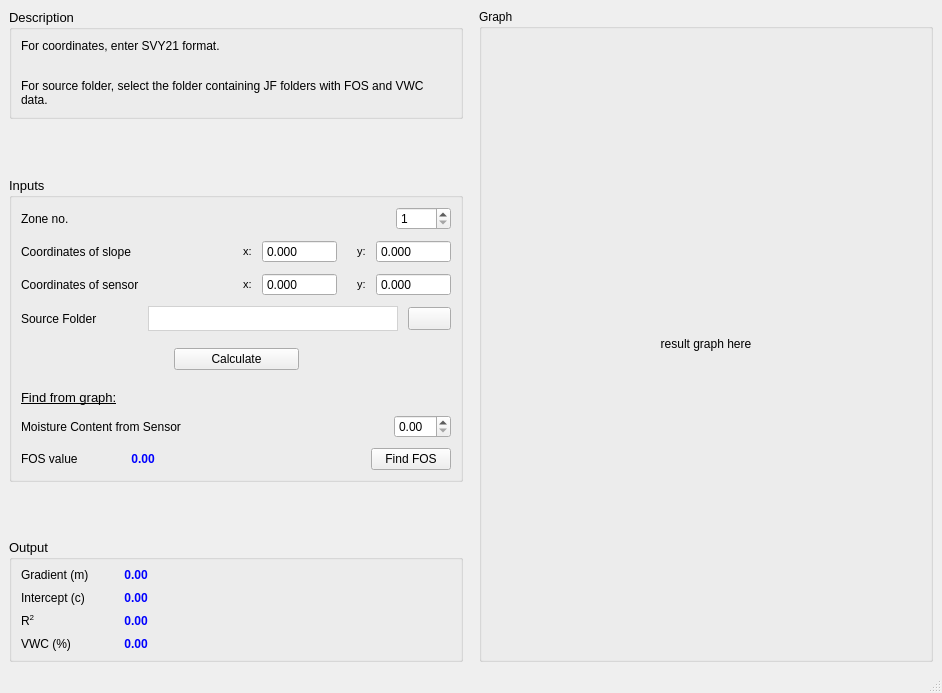
pseuds/MoistureSensor, file main.ui: the form before one commit.
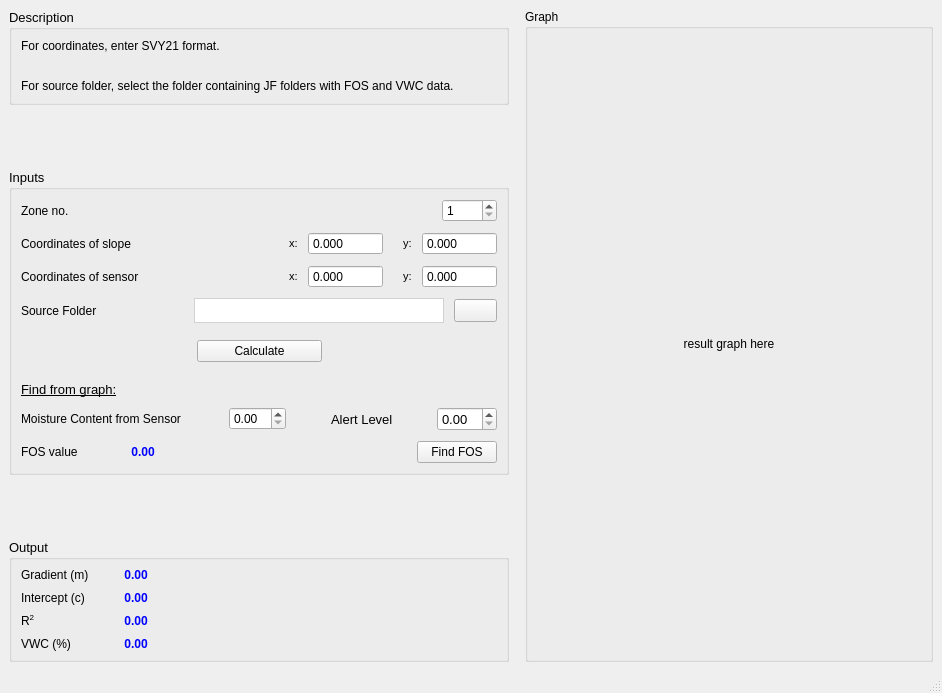
The form after the commit. Icons and pictures are not drawn.

Commit message: alert level implemented

```diff
--- a/main.ui
+++ b/main.ui
@@ -637,6 +637,42 @@
              </property>
             </widget>
            </item>
+           <item>
+            <spacer name="horizontalSpacer_21">
+             <property name="orientation">
+              <enum>Qt::Horizontal</enum>
+             </property>
+             <property name="sizeHint" stdset="0">
+              <size>
+               <width>40</width>
+               <height>20</height>
+              </size>
+             </property>
+            </spacer>
+           </item>
+           <item>
+            <widget class="QLabel" name="label_17">
+             <property name="text">
+              <string>Alert Level</string>
+             </property>
+            </widget>
+           </item>
+           <item>
+            <spacer name="horizontalSpacer_22">
+             <property name="orientation">
+              <enum>Qt::Horizontal</enum>
+             </property>
+             <property name="sizeHint" stdset="0">
+              <size>
+               <width>40</width>
+               <height>20</height>
+              </size>
+             </property>
+            </spacer>
+           </item>
+           <item>
+            <widget class="QDoubleSpinBox" name="alert_level_dbSpinBox"/>
+           </item>
           </layout>
          </item>
          <item>
```
Left out of the diff: 2 changed lines with no effect on the pictures. The commit also changes 5 other files.
